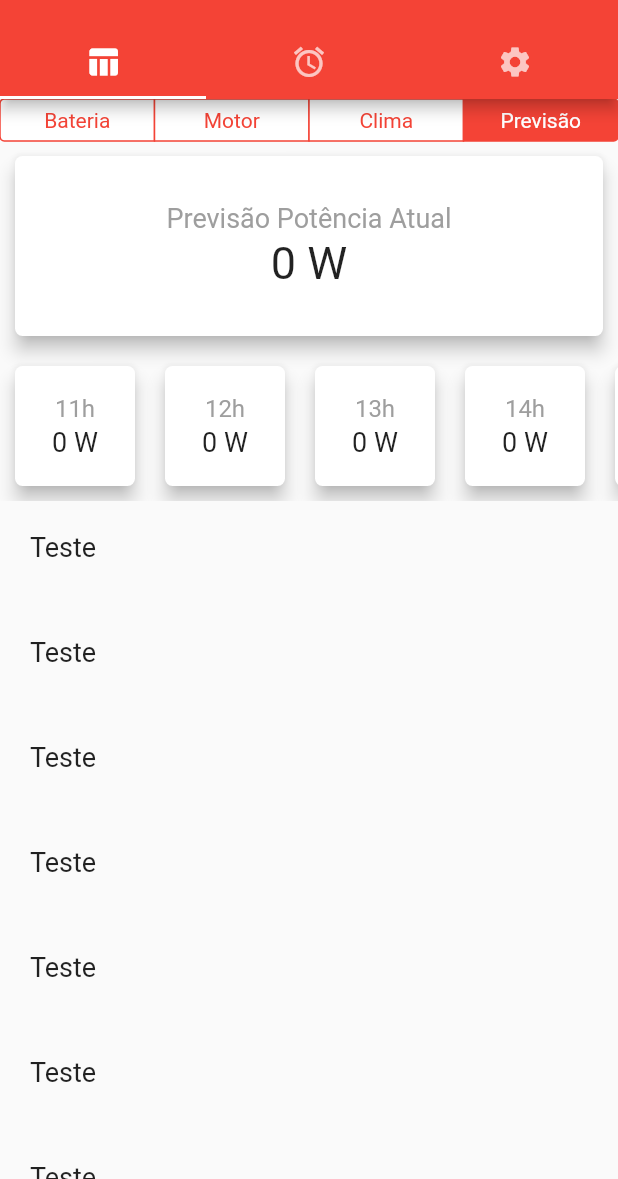
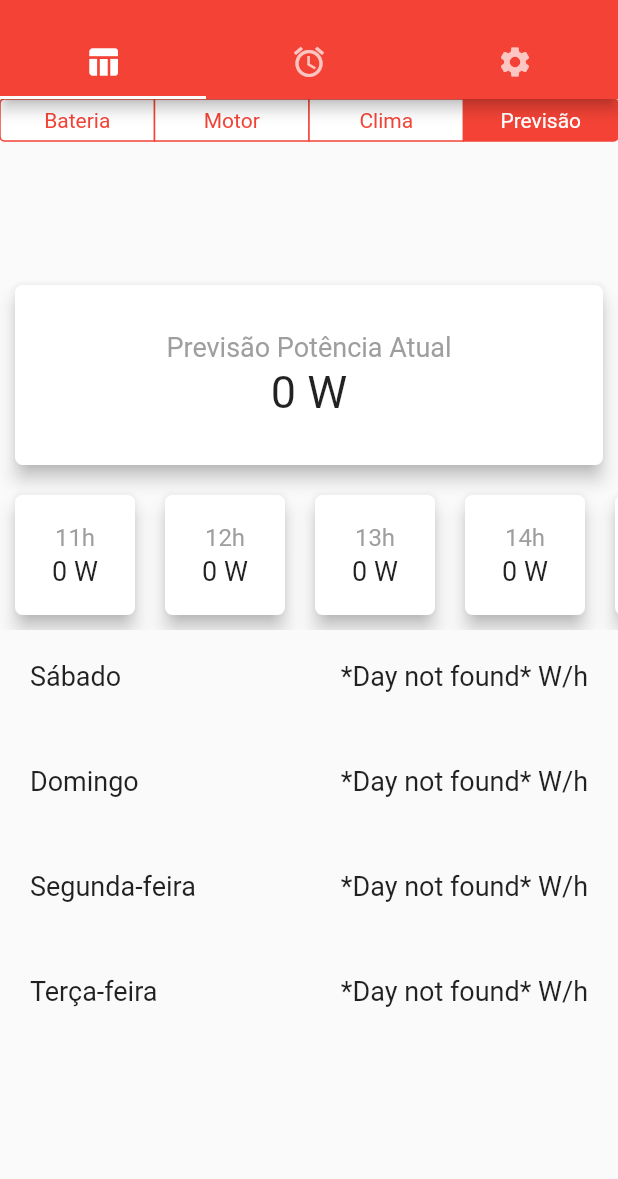
Before and after one commit to pi2Helius/HeliusApp, a Flutter app: the MyHomePage screen opened directly, after a tap on "Motor", after a tap on "Clima", after a tap on "Previsão", on a phone screen of 412 x 824 dp, the part 57-1236 px from its top. Run offline on Flutter 3.47's test engine with Material 2 defaults, Android fonts, the phone set to English and light mode, and no system bars; our stand-ins replace cloud_firestore, firebase_auth, firebase_database; missing offline and left inert: flutter_sparkline; accounts and stored records are empty.

Commit message:
Adding days ahead prediction at prediction page and making it done.

```diff
--- a/helius_app/lib/pages/charts_prediction_page.dart
+++ b/helius_app/lib/pages/charts_prediction_page.dart
@@ -22,6 +22,7 @@ class _PredictionScreenPage extends State<PredictionScreen> {
   final databaseReference = FirebaseDatabase.instance.reference();
   final DateFormat formatHour = new DateFormat.H();
   final DateFormat formatDay = new DateFormat("dd/MM");
+  DateTime dateNow = new DateTime.now();
 
   Future<DocumentSnapshot> _getDocumentById(CollectionReference collectionReference, String id) async {
     DocumentReference documentReference = collectionReference.document(id);
@@ -41,10 +42,9 @@ class _PredictionScreenPage extends State<PredictionScreen> {
   }
 
   double getAtualElev(){
-    var now = new DateTime.now();
 
-    String data = formatDay.format(now);
-    String hour = formatHour.format(now);
+    String data = formatDay.format(dateNow);
+    String hour = formatHour.format(dateNow);
 
     for (var element in irradElevDataList) {
       if(element['data'] == data){
@@ -58,9 +58,8 @@ class _PredictionScreenPage extends State<PredictionScreen> {
   }
 
   double getIrradHist(int hour){
-    var now = new DateTime.now();
 
-    String data = formatDay.format(now);
+    String data = formatDay.format(dateNow);
 
     for (var element in irradElevDataList) {
       if(element['data'] == data){
@@ -74,9 +73,8 @@ class _PredictionScreenPage extends State<PredictionScreen> {
   }
 
   double getElevHist(int hour){
-    var now = new DateTime.now();
 
-    String data = formatDay.format(now);
+    String data = formatDay.format(dateNow);
 
     for (var element in irradElevDataList) {
       if(element['data'] == data){
@@ -87,6 +85,28 @@ class _PredictionScreenPage extends State<PredictionScreen> {
     }
 
     return 0.0;
+  }
+
+  String getPowHourDayAhead(int numDayAhead){
+
+    String data = formatDay.format(dateNow);
+
+    for (var element in irradElevDataList) {
+      if(element['data'] == data){
+        int index = irradElevDataList.indexOf(element);
+        int initialIndex = index+(6*numDayAhead);
+
+        double powTotal = 0.0;
+        for (var i = initialIndex; i < initialIndex+6; i++) {
+          powTotal = powTotal + pred.predicao(irradElevDataList[i]['elevacao'] , irradElevDataList[i]['radiacao'], 45.0);
+        }
+
+        double avgPow = powTotal/6;
+        return avgPow.round().toString();
+      }
+    }
+
+    return "*Day not found*";
   }
 
   Widget _cardContent(String title, String value, String unity, double fontSizeTitle, double fontSizeData){
@@ -191,49 +211,42 @@ class _PredictionScreenPage extends State<PredictionScreen> {
     );
   }
 
-  Widget _showWeekPow(){
-    final double textMargin = 20.0;
-
-    return ListView(
-      shrinkWrap: true,
+  Widget _showDayListItem(String weekDay, String value, double textMargin){
+    return Row(
+      mainAxisAlignment: MainAxisAlignment.spaceBetween,
       children: <Widget>[
         Container(
           margin: EdgeInsets.symmetric(horizontal: textMargin, vertical: textMargin),
           height: 30.0,
-          child: Text("Teste", style: TextStyle(fontSize: 18.0),),
+          child: Text(weekDay, style: TextStyle(fontSize: 18.0),),
         ),
         Container(
           margin: EdgeInsets.symmetric(horizontal: textMargin, vertical: textMargin),
           height: 30.0,
-          child: Text("Teste", style: TextStyle(fontSize: 18.0),),
-        ),
-        Container(
-          margin: EdgeInsets.symmetric(horizontal: textMargin, vertical: textMargin),
-          height: 30.0,
-          child: Text("Teste", style: TextStyle(fontSize: 18.0),),
-        ),
-        Container(
-          margin: EdgeInsets.symmetric(horizontal: textMargin, vertical: textMargin),
-          height: 30.0,
-          child: Text("Teste", style: TextStyle(fontSize: 18.0),),
-        ),
-        Container(
-          margin: EdgeInsets.symmetric(horizontal: textMargin, vertical: textMargin),
-          height: 30.0,
-          child: Text("Teste", style: TextStyle(fontSize: 18.0),),
-        ),
-        Container(
-          margin: EdgeInsets.symmetric(horizontal: textMargin, vertical: textMargin),
-          height: 30.0,
-          child: Text("Teste", style: TextStyle(fontSize: 18.0),),
-        ),
-        Container(
-          margin: EdgeInsets.symmetric(horizontal: textMargin, vertical: textMargin),
-          height: 30.0,
-          child: Text("Teste", style: TextStyle(fontSize: 18.0),),
+          child: Text(value + " W/h", style: TextStyle(fontSize: 18.0),),
         ),
       ],
     );
   }
 
+  Widget _showWeekPow(){
+    final double textMargin = 20.0;
+
+    return Container(
+      height: 280.0,
+      child: ListView(
+        shrinkWrap: true,
+        children: <Widget>[
+          _showDayListItem("Sábado", getPowHourDayAhead(1), textMargin),
+          _showDayListItem("Domingo", getPowHourDayAhead(2), textMargin),
+          _showDayListItem("Segunda-feira", getPowHourDayAhead(3), textMargin),
+          _showDayListItem("Terça-feira", getPowHourDayAhead(4), textMargin),
+          _showDayListItem("Quarta-feira", getPowHourDayAhead(5), textMargin),
+          _showDayListItem("Quinta-feira", getPowHourDayAhead(6), textMargin),
+          _showDayListItem("Sexta-feira", getPowHourDayAhead(7), textMargin),
+        ],
+      ),
+    );
+  }
+
 }
```
